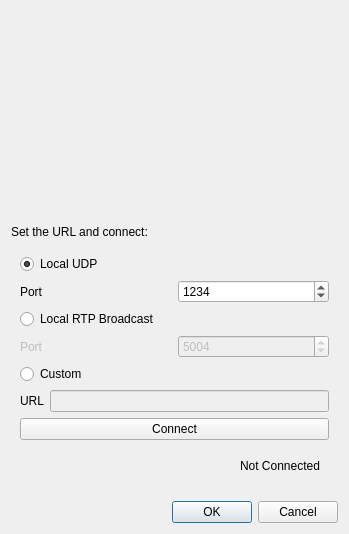
markus-wa/glmixer-mirror, file src/VideoStreamDialog.ui: the form before one commit.
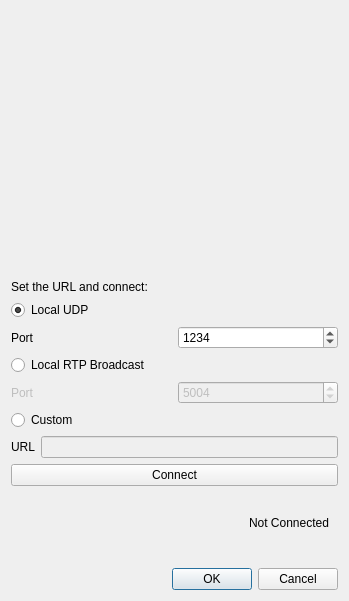
The form after the commit. Icons and pictures are not drawn. Custom widgets are drawn as their Qt base class.

Commit message: Improving visual appearance of GUI under OSX.

What changed in the file:
```diff
--- a/src/VideoStreamDialog.ui
+++ b/src/VideoStreamDialog.ui
@@ -7,7 +7,7 @@
     <x>0</x>
     <y>0</y>
     <width>349</width>
-    <height>534</height>
+    <height>601</height>
    </rect>
   </property>
   <property name="windowTitle">
@@ -38,6 +38,15 @@
    <item>
     <widget class="QWidget" name="widget_2" native="true">
      <layout class="QVBoxLayout" name="verticalLayout_2">
+      <property name="leftMargin">
+       <number>0</number>
+      </property>
+      <property name="topMargin">
+       <number>0</number>
+      </property>
+      <property name="rightMargin">
+       <number>0</number>
+      </property>
       <item>
        <widget class="QRadioButton" name="UDPStream">
         <property name="text">
```
The commit also changes 5 other files.
